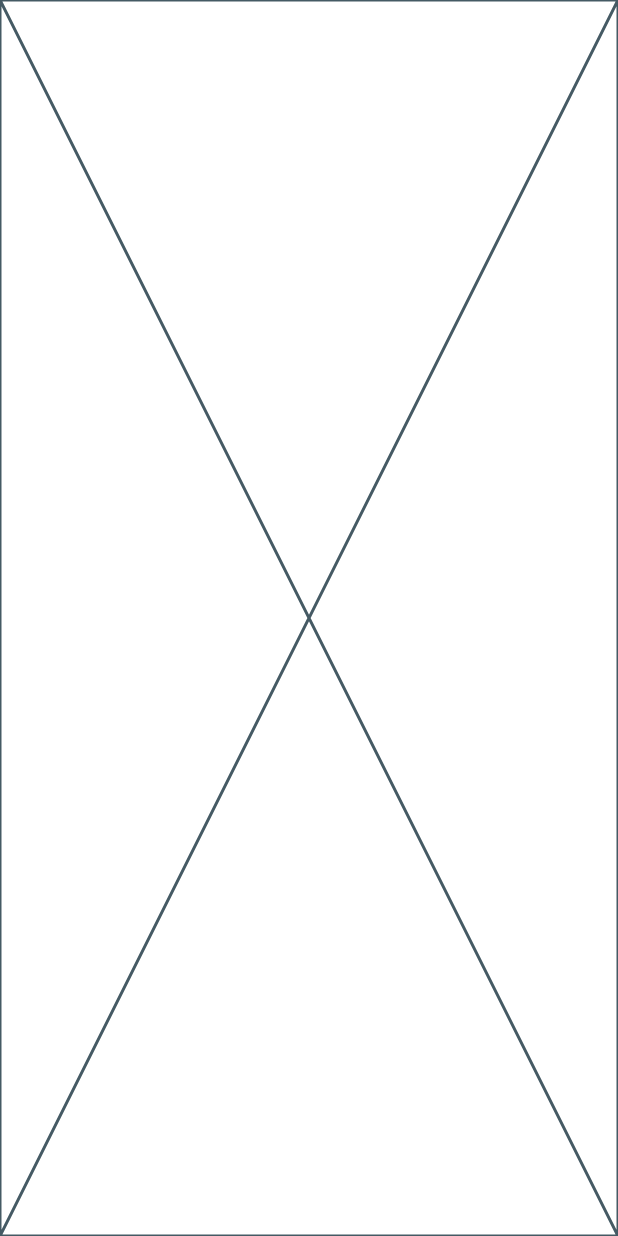
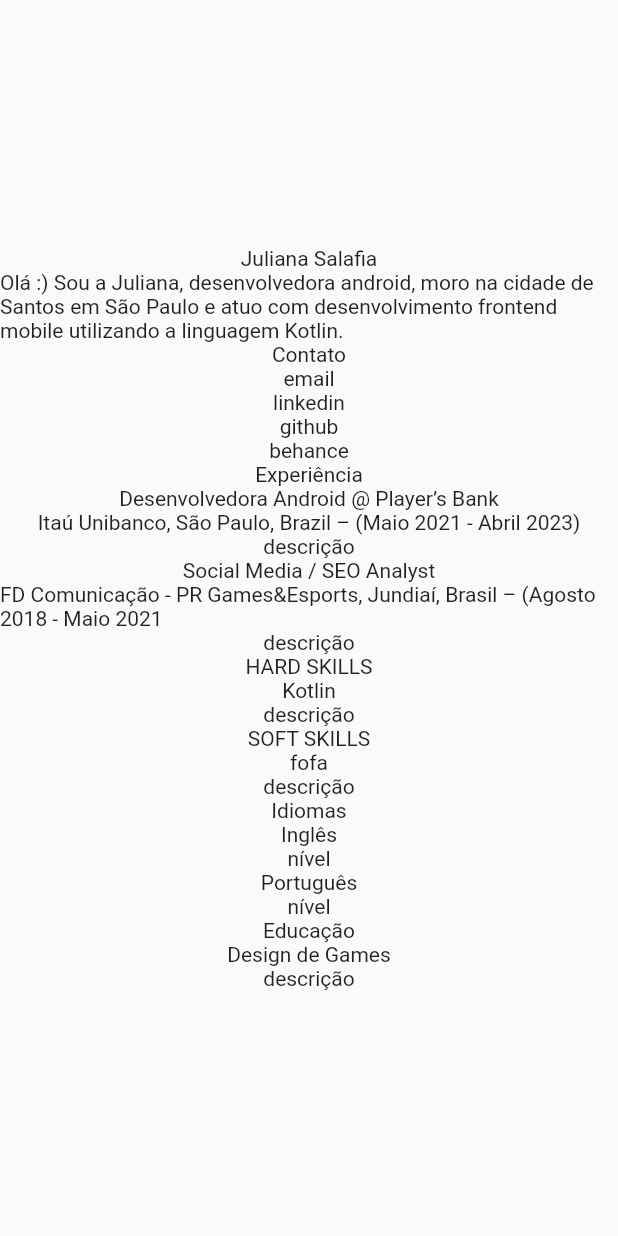
Before and after one commit to julianasalafia/portfolio, a Flutter app: the screen it shows after launch, on a phone screen of 412 x 824 dp. Run offline on Flutter 3.47's test engine with Material 2 defaults, Android fonts, the light colour scheme and no system bars.

Commit message:
add informations

```diff
--- a/lib/main.dart
+++ b/lib/main.dart
@@ -1,5 +1,5 @@
 import 'package:flutter/material.dart';
-import 'constants.dart';
+import 'package:url_launcher/url_launcher.dart';
 
 void main() {
   runApp(const MyApp());
@@ -15,6 +15,63 @@ class MyApp extends StatefulWidget {
 class _MyAppState extends State<MyApp> {
   @override
   Widget build(BuildContext context) {
-    return const Placeholder();
+    return MaterialApp(
+      home: Scaffold(
+        body: Center(
+          child: Column(
+            mainAxisAlignment: MainAxisAlignment.center,
+            children: [
+              Text('Juliana Salafia'),
+              Text(
+                  'Olá :) Sou a Juliana, desenvolvedora android, moro na cidade de Santos em São Paulo e atuo com desenvolvimento frontend mobile utilizando a linguagem Kotlin.'),
+              Text('Contato'),
+              InkWell(
+                child: Text('email'),
+                onTap: () =>
+                    launchUrl(Uri.parse('mailto:juliana.salafia@gmail.com')),
+              ),
+              InkWell(
+                child: Text('linkedin'),
+                onTap: () => launchUrl(
+                    Uri.parse('https://www.linkedin.com/in/julianasalafia/')),
+              ),
+              InkWell(
+                child: Text('github'),
+                onTap: () =>
+                    launchUrl(Uri.parse('https://github.com/julianasalafia')),
+              ),
+              InkWell(
+                child: Text('behance'),
+                onTap: () =>
+                    launchUrl(Uri.parse('https://www.behance.net/jssalafia')),
+              ),
+              Text('Experiência'),
+              Text('Desenvolvedora Android @ Player’s Bank'),
+              Text(
+                  'Itaú Unibanco, São Paulo, Brazil – (Maio 2021 - Abril 2023)'),
+              Text('descrição'),
+              Text('Social Media / SEO Analyst'),
+              Text(
+                  'FD Comunicação - PR Games&Esports, Jundiaí, Brasil – (Agosto 2018 - Maio 2021'),
+              Text('descrição'),
+              Text('HARD SKILLS'),
+              Text('Kotlin'),
+              Text('descrição'),
+              Text('SOFT SKILLS'),
+              Text('fofa'),
+              Text('descrição'),
+              Text('Idiomas'),
+              Text('Inglês'),
+              Text('nível'),
+              Text('Português'),
+              Text('nível'),
+              Text('Educação'),
+              Text('Design de Games'),
+              Text('descrição'),
+            ],
+          ),
+        ),
+      ),
+    );
   }
 }
--- a/pubspec.yaml
+++ b/pubspec.yaml
@@ -13,6 +13,7 @@ dependencies:
     sdk: flutter
 
   cupertino_icons: ^1.0.2
+  url_launcher: ^6.1.12
 
 dev_dependencies:
   flutter_test:
```
Also changed, not shown: pubspec.lock, 5 other files.
